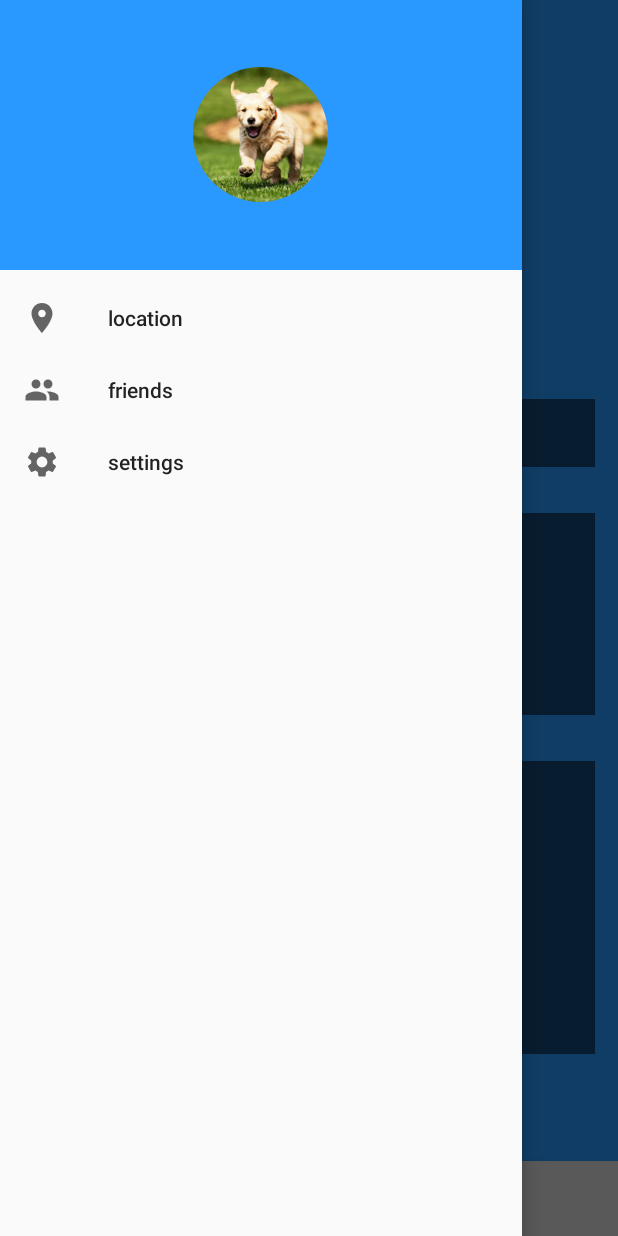
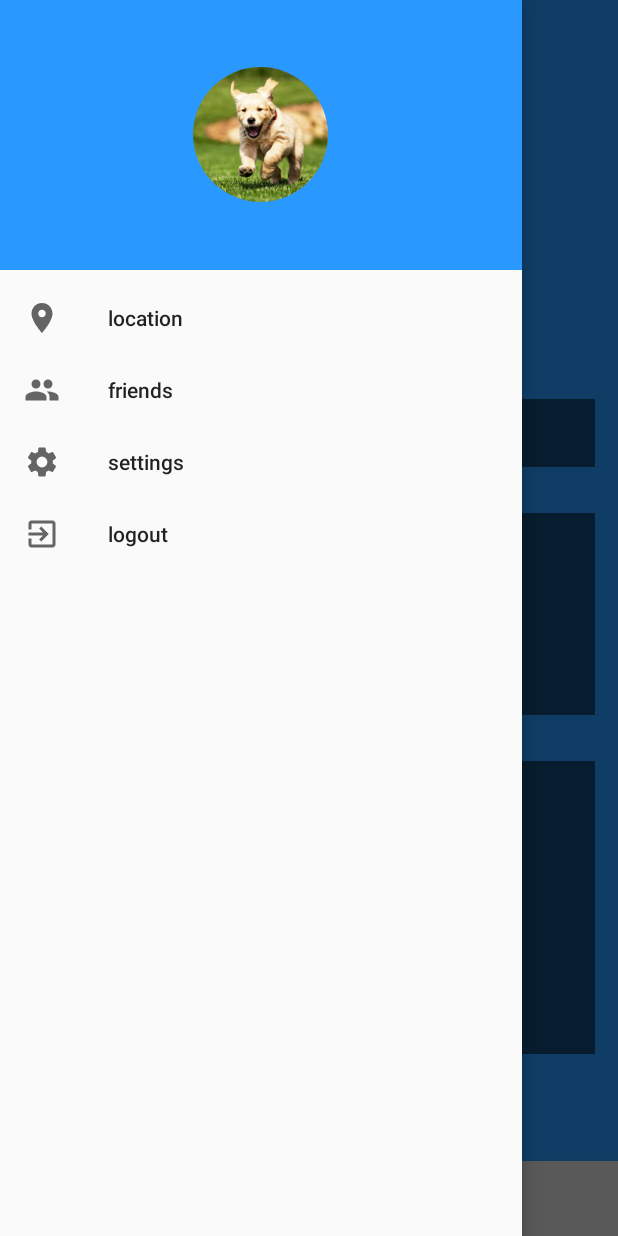
Before and after one commit to Nntraveler/umbrella_app, an Android app: the MainActivity screen opened directly, with no data from a screen before it, with the side drawer open, on a phone screen of 412 x 824 dp. Run offline under Robolectric (Android 15) with nearby library versions, the phone set to English and light mode, and no system bars; our stand-ins replace CircleImageView; libraries missing offline, so code that uses them is left out: org.litepal.

Commit message:
添加登出按钮

```diff
--- /dev/null
+++ b/app/src/main/res/drawable/ic_nav_item_logout.xml
@@ -0,0 +1,5 @@
+<vector android:height="24dp" android:tint="#9E9E9E"
+    android:viewportHeight="24.0" android:viewportWidth="24.0"
+    android:width="24dp" xmlns:android="http://schemas.android.com/apk/res/android">
+    <path android:fillColor="#FF000000" android:pathData="M10.09,15.59L11.5,17l5,-5 -5,-5 -1.41,1.41L12.67,11H3v2h9.67l-2.58,2.59zM19,3H5c-1.11,0 -2,0.9 -2,2v4h2V5h14v14H5v-4H3v4c0,1.1 0.89,2 2,2h14c1.1,0 2,-0.9 2,-2V5c0,-1.1 -0.9,-2 -2,-2z"/>
+</vector>
--- a/app/src/main/res/menu/menu_drawer.xml
+++ b/app/src/main/res/menu/menu_drawer.xml
@@ -15,6 +15,11 @@
             android:id="@+id/nav_item_settings"
             android:icon="@drawable/ic_nav_item_settings"
             android:title="@string/nav_item_text_settings" />
+
+        <item
+            android:id="@+id/nav_item_logout"
+            android:icon="@drawable/ic_nav_item_logout"
+            android:title="@string/nav_item_text_logout" />
     </group>
 
 </menu>
--- a/app/src/main/res/values/strings.xml
+++ b/app/src/main/res/values/strings.xml
@@ -5,6 +5,7 @@
     <string name="nav_item_text_location">location</string>
     <string name="nav_item_text_friends">friends</string>
     <string name="nav_item_text_settings">settings</string>
+    <string name="nav_item_text_logout">logout</string>
     <string name="title_activity_login">登录</string>
     <string name="prompt_email">Email</string>
     <string name="prompt_password">Password</string>
```
Also changed, not shown: app/src/main/java/com/example/myapplication/MainActivity.java (+15 -0 lines).
